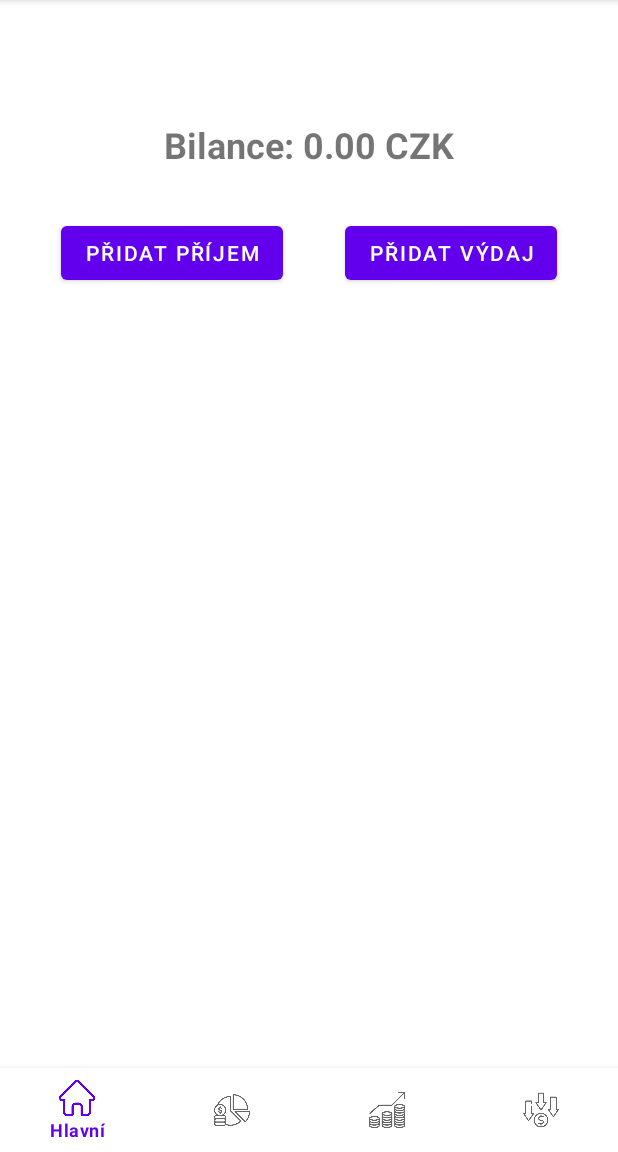
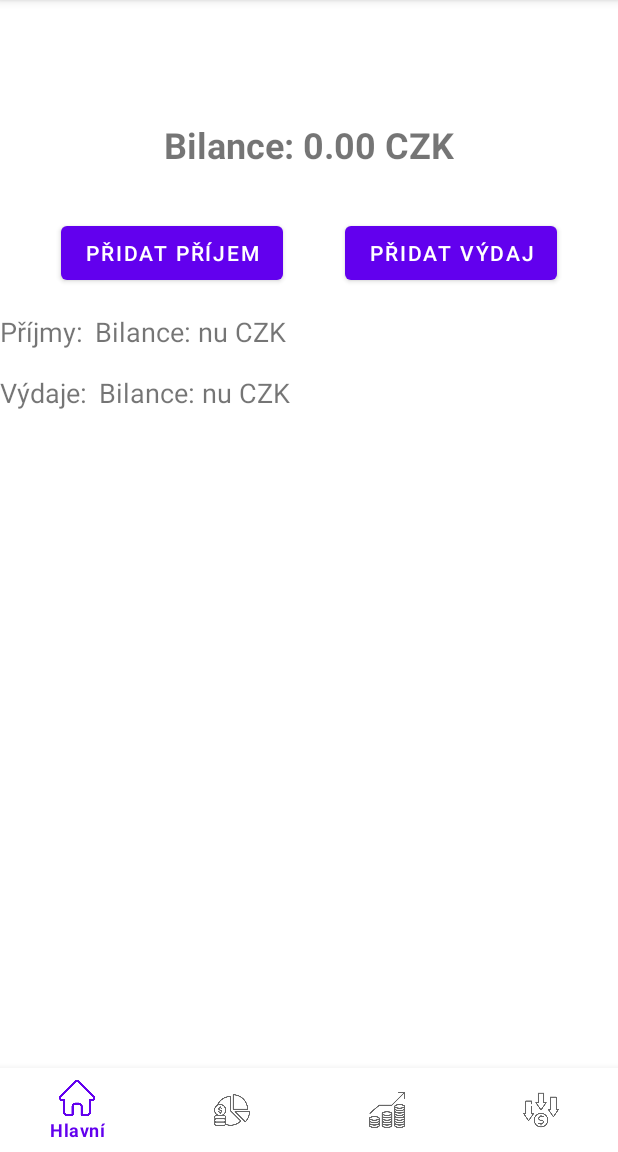
Before and after one commit to sakJH/FinancePlusV3, an Android app built with Jetpack Compose: the screen it shows after launch (MainActivity), on a phone screen of 412 x 824 dp, the part 84-1236 px from its top. Run offline under Robolectric (Android 15) with nearby library versions, the phone set to English and light mode, and no system bars; our stand-ins replace Room's generated code, data binding.

Commit message:
Postup MainFragment s chybou

```diff
--- a/app/src/main/java/uhk/umte/financeplusv3/Chyby.txt
+++ b/app/src/main/java/uhk/umte/financeplusv3/Chyby.txt
@@ -12,3 +12,8 @@ Main Fragment - není vidět Budget, Je to přidaný ale funguje to?
 ---------------------------
 
 SQLite - jak to funguje, kde se ukládá (otázka)?
+
+---------------------------
+
+totalIncomes / Expenses
+- v fragment_main se nenačítá -> píše "nu"
--- a/app/src/main/java/uhk/umte/financeplusv3/data/TransactionDao.kt
+++ b/app/src/main/java/uhk/umte/financeplusv3/data/TransactionDao.kt
@@ -62,4 +62,7 @@ interface TransactionDao {
 
     @Query("SELECT COUNT(*) FROM transactions")
     suspend fun countTransactions(): Int
+
+    // Aktuální Výdaje a Příjmy
+
 }
--- a/app/src/main/java/uhk/umte/financeplusv3/fragments/MainFragment.kt
+++ b/app/src/main/java/uhk/umte/financeplusv3/fragments/MainFragment.kt
@@ -6,8 +6,10 @@ import android.view.LayoutInflater
 import android.view.View
 import android.view.ViewGroup
 import androidx.databinding.DataBindingUtil
+import androidx.lifecycle.MutableLiveData
 import androidx.lifecycle.lifecycleScope
 import androidx.navigation.fragment.findNavController
+import kotlinx.coroutines.GlobalScope
 import kotlinx.coroutines.launch
 import org.koin.androidx.viewmodel.ext.android.sharedViewModel
 import uhk.umte.financeplusv3.R
@@ -19,6 +21,8 @@ import java.util.*
 class MainFragment : Fragment() {
     private lateinit var binding: FragmentMainBinding
     private val viewModel: TransactionViewModel by sharedViewModel()
+    private val totalIncomes = MutableLiveData<Double>()
+    private val totalExpenses = MutableLiveData<Double>()
 
     override fun onCreateView(
         inflater: LayoutInflater, container: ViewGroup?,
--- a/app/src/main/java/uhk/umte/financeplusv3/repositories/TransactionRepository.kt
+++ b/app/src/main/java/uhk/umte/financeplusv3/repositories/TransactionRepository.kt
@@ -1,6 +1,9 @@
 package uhk.umte.financeplusv3.repositories
 
+import uhk.umte.financeplusv3.models.Expense
+import uhk.umte.financeplusv3.models.Income
 import uhk.umte.financeplusv3.models.Transaction
+import java.util.*
 
 interface TransactionRepository {
     suspend fun insertTransaction(transaction: Transaction): Long
@@ -9,8 +12,9 @@ interface TransactionRepository {
     suspend fun getAllTransactions(): List<Transaction>
     suspend fun getIncomeTransactions(): List<Transaction>
     suspend fun getExpenseTransactions(): List<Transaction>
+    suspend fun getCurrentBalance(): Double
+    suspend fun hasAnyTransactions(): Boolean
 
-    suspend fun getCurrentBalance(): Double
-
-    suspend fun hasAnyTransactions(): Boolean
+    suspend fun getTotalIncomes(): Double
+    suspend fun getTotalExpenses(): Double
 }
--- a/app/src/main/java/uhk/umte/financeplusv3/repositories/impl/TransactionRepositoryImpl.kt
+++ b/app/src/main/java/uhk/umte/financeplusv3/repositories/impl/TransactionRepositoryImpl.kt
@@ -2,8 +2,11 @@ package uhk.umte.financeplusv3.repositories.impl
 
 import androidx.annotation.WorkerThread
 import uhk.umte.financeplusv3.data.TransactionDao
+import uhk.umte.financeplusv3.models.Expense
+import uhk.umte.financeplusv3.models.Income
 import uhk.umte.financeplusv3.models.Transaction
 import uhk.umte.financeplusv3.repositories.TransactionRepository
+import java.util.*
 
 class TransactionRepositoryImpl(private val transactionDao: TransactionDao) : TransactionRepository {
 
@@ -48,4 +51,12 @@ class TransactionRepositoryImpl(private val transactionDao: TransactionDao) : Tr
         return transactionDao.countTransactions() > 0
     }
 
+    override suspend fun getTotalIncomes(): Double {
+        return transactionDao.getAllIncomes().sumByDouble { it.amount }
+    }
+
+    override suspend fun getTotalExpenses(): Double {
+        return transactionDao.getAllExpenses().sumByDouble { it.amount }
+    }
+
 }
--- a/app/src/main/java/uhk/umte/financeplusv3/viewmodels/TransactionViewModel.kt
+++ b/app/src/main/java/uhk/umte/financeplusv3/viewmodels/TransactionViewModel.kt
@@ -14,6 +14,7 @@ import uhk.umte.financeplusv3.repositories.ExpenseRepository
 import uhk.umte.financeplusv3.repositories.IncomeRepository
 import uhk.umte.financeplusv3.repositories.TransactionRepository
 import uhk.umte.financeplusv3.utils.DateUtils
+import java.util.*
 
 class TransactionViewModel(
     private val repository: TransactionRepository,
@@ -38,6 +39,14 @@ class TransactionViewModel(
 
     private val _currentBalance = MutableLiveData<Double>()
     val currentBalance: LiveData<Double> = _currentBalance
+
+
+
+    private val _totalIncomes = MutableLiveData<Double>()
+    val totalIncomes: LiveData<Double> get() = _totalIncomes
+
+    private val _totalExpenses = MutableLiveData<Double>()
+    val totalExpenses: LiveData<Double> get() = _totalExpenses
 
     init {
         loadAllTransactions()
--- a/app/src/main/res/layout/fragment_main.xml
+++ b/app/src/main/res/layout/fragment_main.xml
@@ -48,6 +48,52 @@
                 app:layout_constraintStart_toEndOf="@+id/addIncomeButton"
                 app:layout_constraintTop_toBottomOf="@+id/balanceTextView" />
 
+        <!---->
+        <!--Příjmy a Výdaje-->
+        <!---->
+
+        <TextView
+                android:id="@+id/incomesLabel"
+                android:layout_width="wrap_content"
+                android:layout_height="wrap_content"
+                android:layout_marginTop="16dp"
+                android:text="Příjmy:"
+                android:textSize="18sp"
+                app:layout_constraintStart_toStartOf="parent"
+                app:layout_constraintTop_toBottomOf="@+id/addExpenseButton" />
+
+        <TextView
+                android:id="@+id/totalIncomes"
+                android:layout_width="wrap_content"
+                android:layout_height="wrap_content"
+                android:layout_marginStart="8dp"
+                android:textSize="18sp"
+                android:text="@{@string/balance_format(viewModel.totalIncomes)}"
+                app:layout_constraintStart_toEndOf="@+id/incomesLabel"
+                app:layout_constraintTop_toTopOf="@+id/incomesLabel"
+                />
+
+        <TextView
+                android:id="@+id/expensesLabel"
+                android:layout_width="wrap_content"
+                android:layout_height="wrap_content"
+                android:layout_marginTop="16dp"
+                android:text="Výdaje:"
+                android:textSize="18sp"
+                app:layout_constraintStart_toStartOf="parent"
+                app:layout_constraintTop_toBottomOf="@+id/incomesLabel" />
+
+        <TextView
+                android:id="@+id/totalExpenses"
+                android:layout_width="wrap_content"
+                android:layout_height="wrap_content"
+                android:layout_marginStart="8dp"
+                android:textSize="18sp"
+                android:text="@{@string/balance_format(viewModel.totalExpenses)}"
+                app:layout_constraintStart_toEndOf="@+id/expensesLabel"
+                app:layout_constraintTop_toTopOf="@+id/expensesLabel"
+                />
+
     </androidx.constraintlayout.widget.ConstraintLayout>
 
 </layout>
--- a/app/src/main/res/values/strings.xml
+++ b/app/src/main/res/values/strings.xml
@@ -11,6 +11,5 @@
     <string name="amount">Částka</string>
     <string name="notification_channel_name">notifikace</string>
     <string name="notification_channel_description">notifikaceDescriptor</string>
-
     <string name="balance_format">Bilance: %.2f CZK</string>
 </resources>
```
